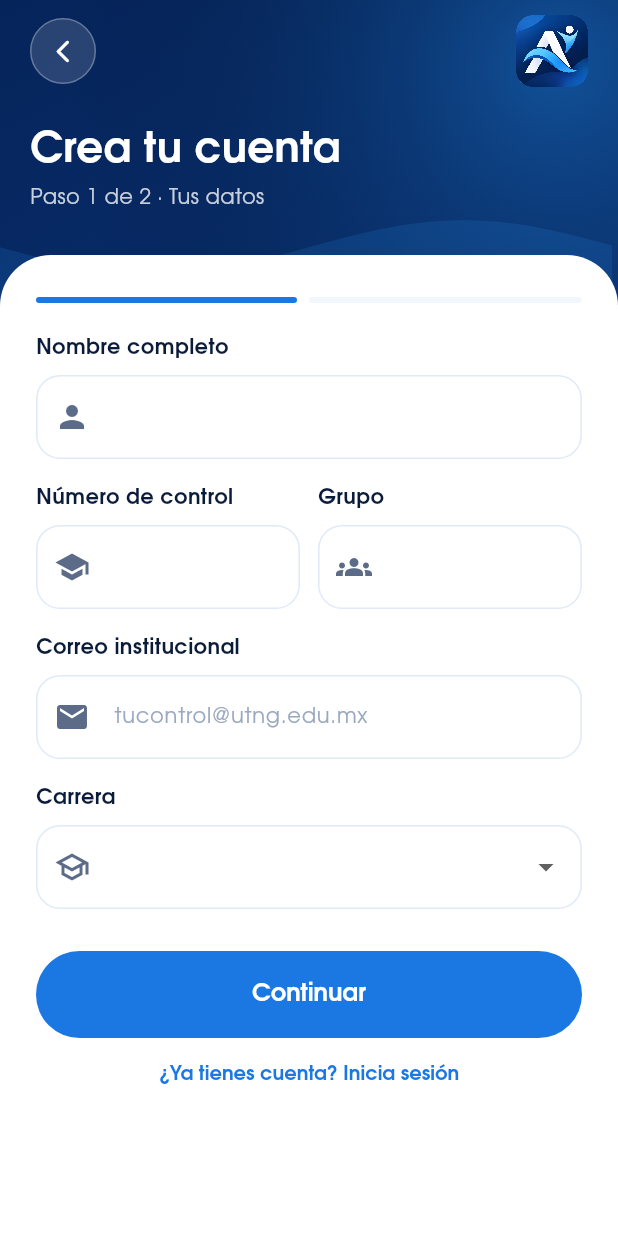
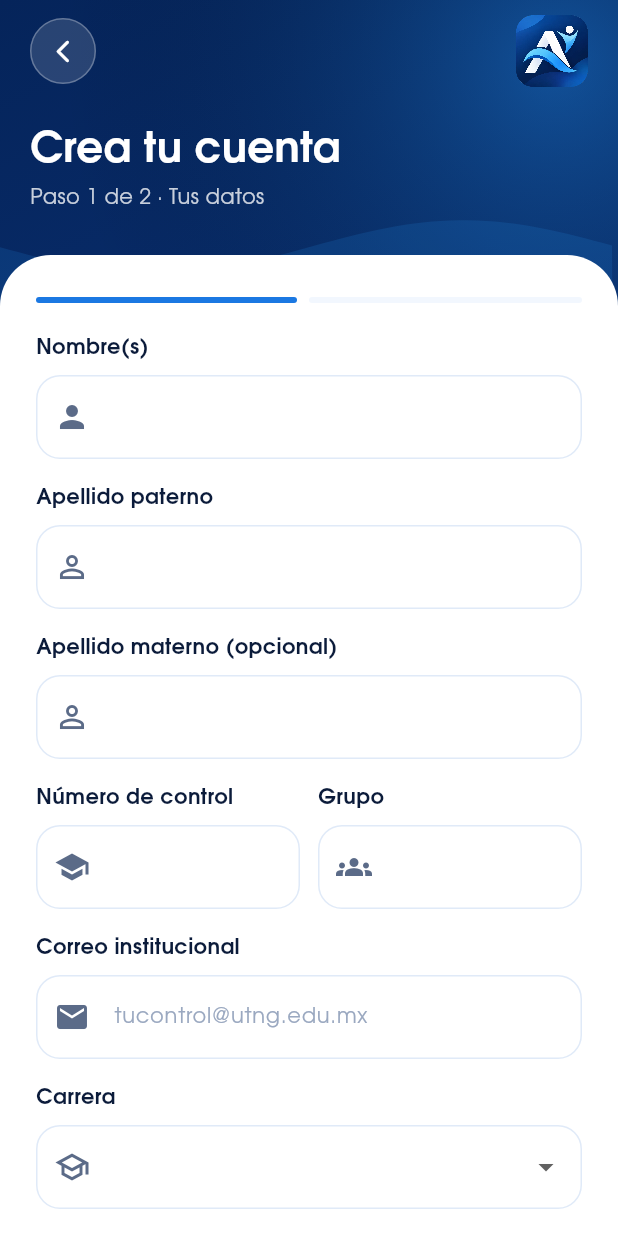
Before and after one commit to marbrc/ACTIVA.APP, a Flutter app: the PantallaRegistro screen opened by its route, on a phone screen of 412 x 824 dp. Run offline on Flutter 3.47's test engine with Material 3 defaults, Android fonts, the phone set to English and light mode, and no system bars; our stand-ins replace audioplayers, go_router, image_picker, pdf, qr_flutter, share_plus; missing offline and left inert: file_saver.

Commit message:
iniciar sesion
quité validaciones y agregue nombre(s), apaellidos a registrar

```diff
--- a/Activa-main/lib/modulos/autenticacion/pantallas/pantalla_registro.dart
+++ b/Activa-main/lib/modulos/autenticacion/pantallas/pantalla_registro.dart
@@ -16,6 +16,8 @@ class _EstadoPantallaRegistro extends State<PantallaRegistro> {
   final _form1 = GlobalKey<FormState>();
   final _form2 = GlobalKey<FormState>();
   final _nombre = TextEditingController();
+  final _apPaterno = TextEditingController();
+  final _apMaterno = TextEditingController();
   final _control = TextEditingController();
   final _grupo = TextEditingController();
   final _correo = TextEditingController();
@@ -34,7 +36,16 @@ class _EstadoPantallaRegistro extends State<PantallaRegistro> {
 
   @override
   void dispose() {
-    for (final c in [_nombre, _control, _grupo, _correo, _pass, _pass2]) {
+    for (final c in [
+      _nombre,
+      _apPaterno,
+      _apMaterno,
+      _control,
+      _grupo,
+      _correo,
+      _pass,
+      _pass2,
+    ]) {
       c.dispose();
     }
     super.dispose();
@@ -105,7 +116,7 @@ class _EstadoPantallaRegistro extends State<PantallaRegistro> {
       crossAxisAlignment: CrossAxisAlignment.start,
       children: [
         const Text(
-          'Nombre completo',
+          'Nombre(s)',
           style: TextStyle(fontWeight: FontWeight.bold),
         ),
         const SizedBox(height: 8),
@@ -114,6 +125,34 @@ class _EstadoPantallaRegistro extends State<PantallaRegistro> {
           textCapitalization: TextCapitalization.words,
           decoration: const InputDecoration(prefixIcon: Icon(Icons.person)),
           validator: _required,
+        ),
+        const SizedBox(height: 16),
+        const Text(
+          'Apellido paterno',
+          style: TextStyle(fontWeight: FontWeight.bold),
+        ),
+        const SizedBox(height: 8),
+        TextFormField(
+          controller: _apPaterno,
+          textCapitalization: TextCapitalization.words,
+          decoration: const InputDecoration(
+            prefixIcon: Icon(Icons.person_outline),
+          ),
+          validator: _required,
+        ),
+        const SizedBox(height: 16),
+        const Text(
+          'Apellido materno (opcional)',
+          style: TextStyle(fontWeight: FontWeight.bold),
+        ),
+        const SizedBox(height: 8),
+        TextFormField(
+          controller: _apMaterno,
+          textCapitalization: TextCapitalization.words,
+          decoration: const InputDecoration(
+            prefixIcon: Icon(Icons.person_outline),
+          ),
+          // sin validator: puede ir vacio
         ),
         const SizedBox(height: 16),
         Row(
```
Also changed, not shown: Activa-main/lib/datos/sesion.dart (+13 -0 lines), Activa-main/lib/modulos/autenticacion/pantallas/pantalla_inicio_sesion.dart (+8 -5 lines).
